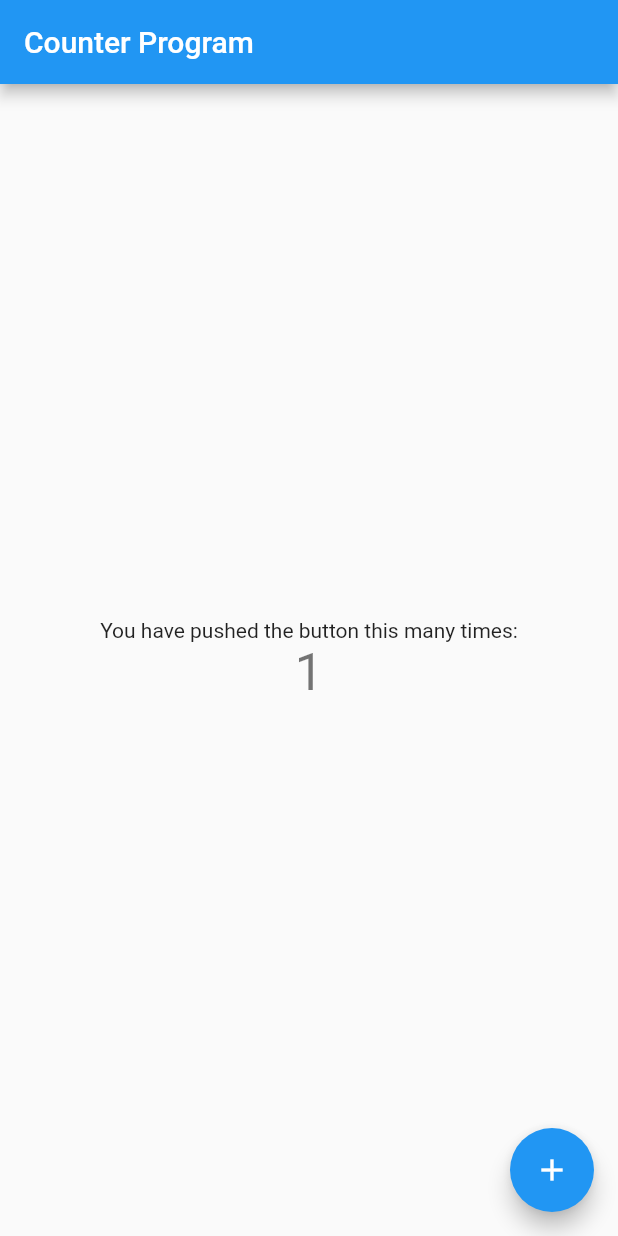
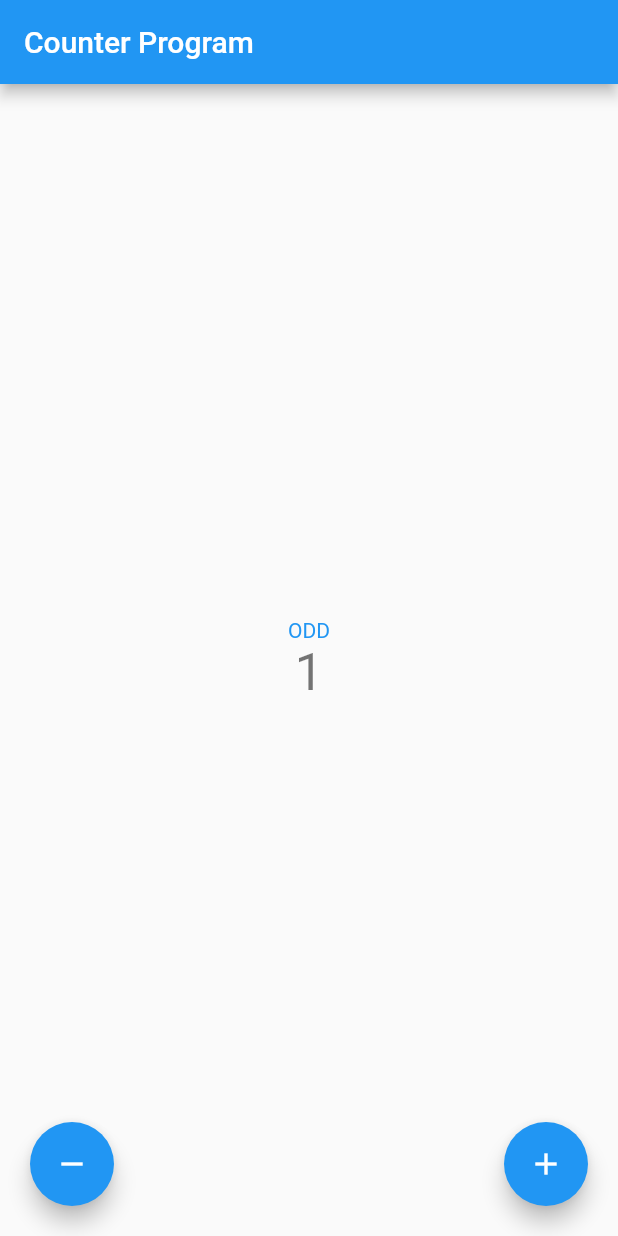
Before and after one commit to dhiwarya/assignment-flutter, a Flutter app: the screen it shows after launch, after a tap on the "add" icon, on a phone screen of 412 x 824 dp. Run offline on Flutter 3.47's test engine with Material 2 defaults, Android fonts, the light colour scheme and no system bars.

Commit message:
Assigment 7

```diff
--- a/lib/main.dart
+++ b/lib/main.dart
@@ -49,6 +49,7 @@ class MyHomePage extends StatefulWidget {
 
 class _MyHomePageState extends State<MyHomePage> {
   int _counter = 0;
+  String _text = "EVEN";
 
   void _incrementCounter() {
     setState(() {
@@ -58,8 +59,22 @@ class _MyHomePageState extends State<MyHomePage> {
       // _counter without calling setState(), then the build method would not be
       // called again, and so nothing would appear to happen.
       _counter++;
+      _setText();
     });
   }
+  void _decrementCounter() {
+    setState(() {
+      _counter--;
+    });
+  }
+
+void _setText() {
+    if (_counter % 2 == 0){
+      _text = "EVEN";
+    } else {
+      _text = "ODD";
+    }
+}
 
   @override
   Widget build(BuildContext context) {
@@ -95,8 +110,11 @@ class _MyHomePageState extends State<MyHomePage> {
           // horizontal).
           mainAxisAlignment: MainAxisAlignment.center,
           children: <Widget>[
-            const Text(
-              'You have pushed the button this many times:',
+            Text(
+              _text,
+              style: TextStyle(
+                color: _counter % 2 == 0 ? Colors.red : Colors.blue,
+              ),
             ),
             Text(
               '$_counter',
@@ -105,11 +123,27 @@ class _MyHomePageState extends State<MyHomePage> {
           ],
         ),
       ),
-      floatingActionButton: FloatingActionButton(
-        onPressed: _incrementCounter,
-        tooltip: 'Increment',
-        child: const Icon(Icons.add),
-      ), // This trailing comma makes auto-formatting nicer for build methods.
-    );
+        floatingActionButtonLocation: FloatingActionButtonLocation.centerDocked,
+        floatingActionButton: Padding(
+          padding: const EdgeInsets.all(20.0),
+          child: Row(
+            mainAxisAlignment: MainAxisAlignment.spaceBetween,
+            children: <Widget>[
+              Visibility(
+                visible: _counter != 0,
+                child: FloatingActionButton(
+                  onPressed: _counter == 0 ? null : _decrementCounter,
+                  tooltip: 'Decrement',
+                  child: const Icon(Icons.remove),
+                ),
+              ),
+              FloatingActionButton(
+                onPressed: _incrementCounter,
+                tooltip: 'Increment',
+                child: const Icon(Icons.add),
+              ),
+            ],
+          ),
+        ));
   }
 }
```
